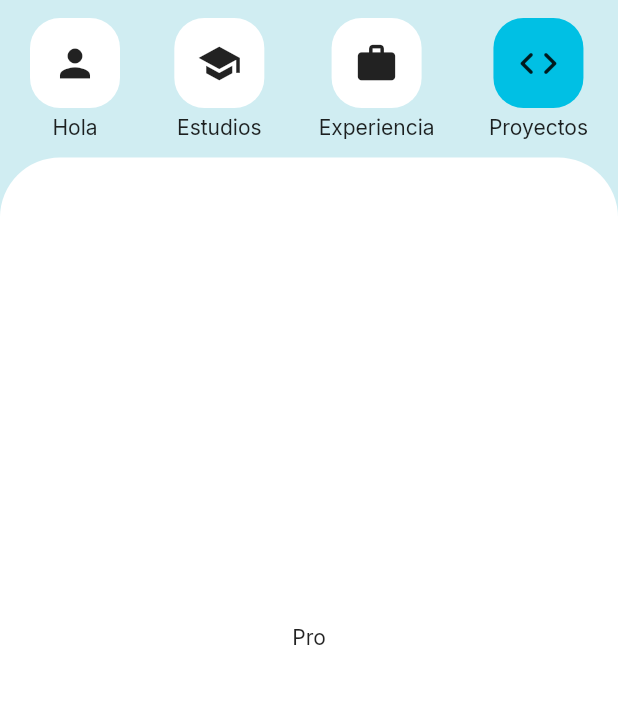
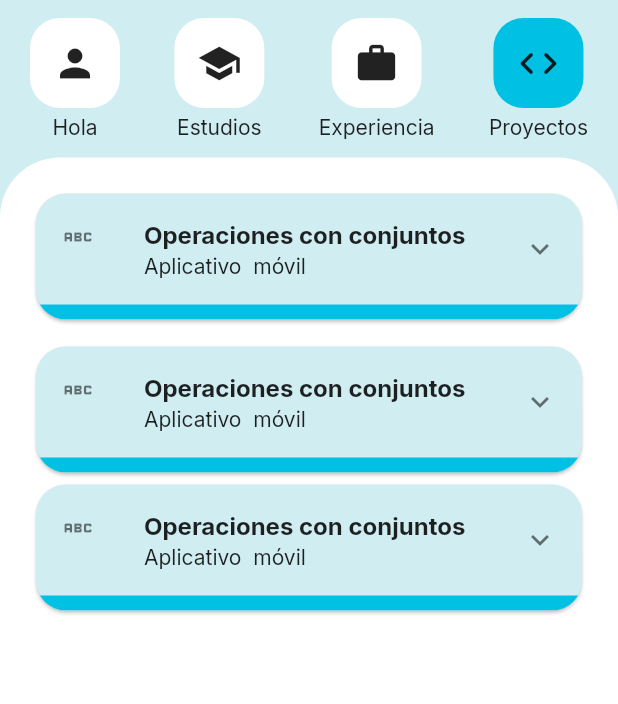
Before and after one commit to jgaviriadev/portfolio_app, a Flutter app: the DetailsScreen screen opened by its route, swiped to page 4, on a phone screen of 412 x 824 dp, the part 120-824 px from its top. Run offline on Flutter 3.47's test engine with Material 2 defaults, Android fonts, the phone set to English and light mode, and no system bars; our stand-ins replace animate_do, go_router, google_fonts; accounts and stored records are empty; network calls fail.

Commit message:
implement UI project page

```diff
--- a/lib/screens/details_screen/details_screen.dart
+++ b/lib/screens/details_screen/details_screen.dart
@@ -1,6 +1,7 @@
 import 'package:flutter/material.dart';
 import 'package:portfolio_app/providers/portfolio_provider.dart';
 import 'package:portfolio_app/screens/details_screen/widgets/about_page.dart';
+import 'package:portfolio_app/screens/details_screen/widgets/projects_page.dart';
 import 'package:portfolio_app/widgets/widgets.dart';
 import 'package:provider/provider.dart';
 import 'widgets/experience_page.dart';
@@ -83,9 +84,7 @@ class DetailsScreen extends StatelessWidget {
                         child: Text('Estudios'),
                       ),
                       ExperiencePage(),
-                      Center(
-                        child: Text('Pro'),
-                      ),
+                      ProjectsPage()
                     ],
                     onPageChanged: (value) => context.read<PortfolioAppProvider>().changeTabSelected(TabSelected.values[value]),
                   );
--- /dev/null
+++ b/lib/screens/details_screen/widgets/project_card.dart
@@ -0,0 +1,50 @@
+import 'package:flutter/material.dart';
+
+class ProjectCard extends StatelessWidget {
+  const ProjectCard({
+    Key? key,
+  }) : super(key: key);
+
+  @override
+  Widget build(BuildContext context) {
+    return Card(
+      shape: RoundedRectangleBorder(
+        borderRadius: BorderRadius.circular(20),
+      ),
+      color: const Color(0xFFD0EDF2),
+      clipBehavior: Clip.antiAlias,
+      child: Container(
+        decoration: const BoxDecoration(
+          border: Border(
+            bottom: BorderSide(
+              color: Color(0xFF00C0E4),
+              width: 10
+            )
+          )
+        ),
+        child: Theme(
+          data: Theme.of(context).copyWith(dividerColor: Colors.transparent),
+          child: ExpansionTile(
+            expandedCrossAxisAlignment: CrossAxisAlignment.start,
+            leading: const Icon(Icons.abc),
+            title: const Text(
+              'Operaciones con conjuntos',
+              style: TextStyle(
+                fontWeight: FontWeight.bold
+              ),
+            ),
+            subtitle: const Text('Aplicativo  móvil'),
+            children: const [
+              Text(
+                'It is a long established fact that a reader will be distracted by the readable content of a page when looking at its layout',
+                textAlign: TextAlign.justify,
+              ),
+              SizedBox(height: 8,),
+              Text('Tecnologias usadas: Flutter, Dart')
+            ],
+          ),
+        ),
+      ),
+    );
+  }
+}
--- /dev/null
+++ b/lib/screens/details_screen/widgets/projects_page.dart
@@ -0,0 +1,21 @@
+import 'package:flutter/material.dart';
+import 'project_card.dart';
+
+class ProjectsPage extends StatelessWidget {
+  const ProjectsPage({super.key});
+
+  @override
+  Widget build(BuildContext context) {
+    return Padding(
+      padding: const EdgeInsets.all(20.0),
+      child: Column(
+        children: const [
+          ProjectCard(),
+          SizedBox(height: 10,),
+          ProjectCard(),
+          ProjectCard(),
+        ],
+      ),
+    );
+  }
+}
```
Also changed, not shown: assets/profilePhoto.png (added).
